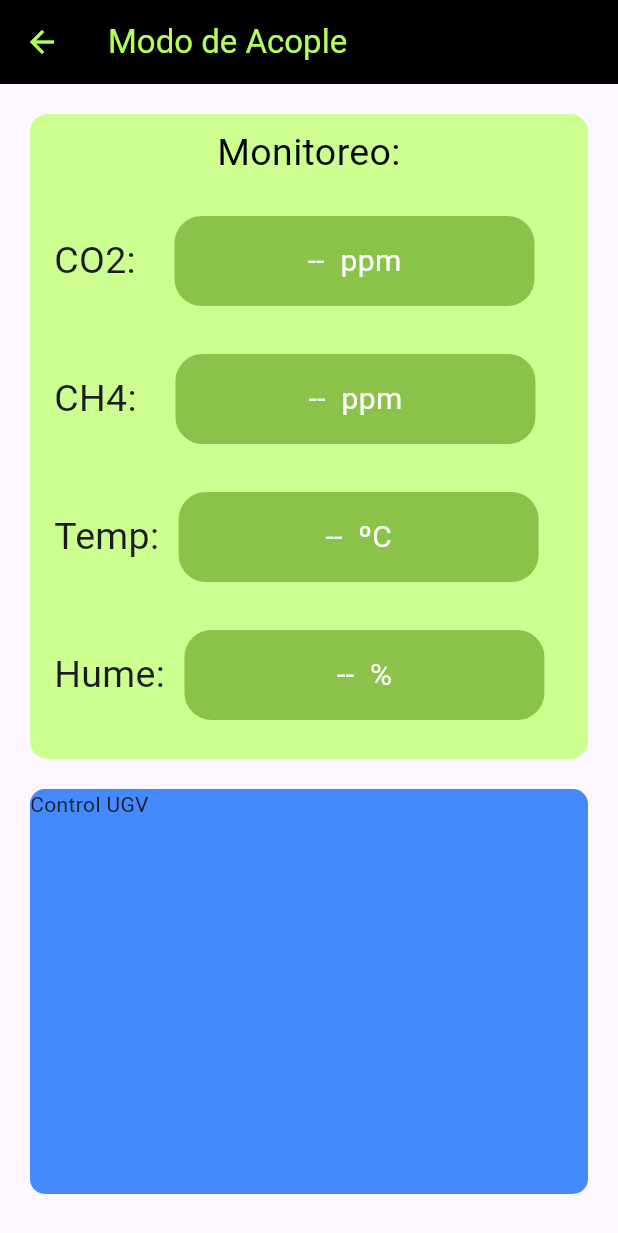
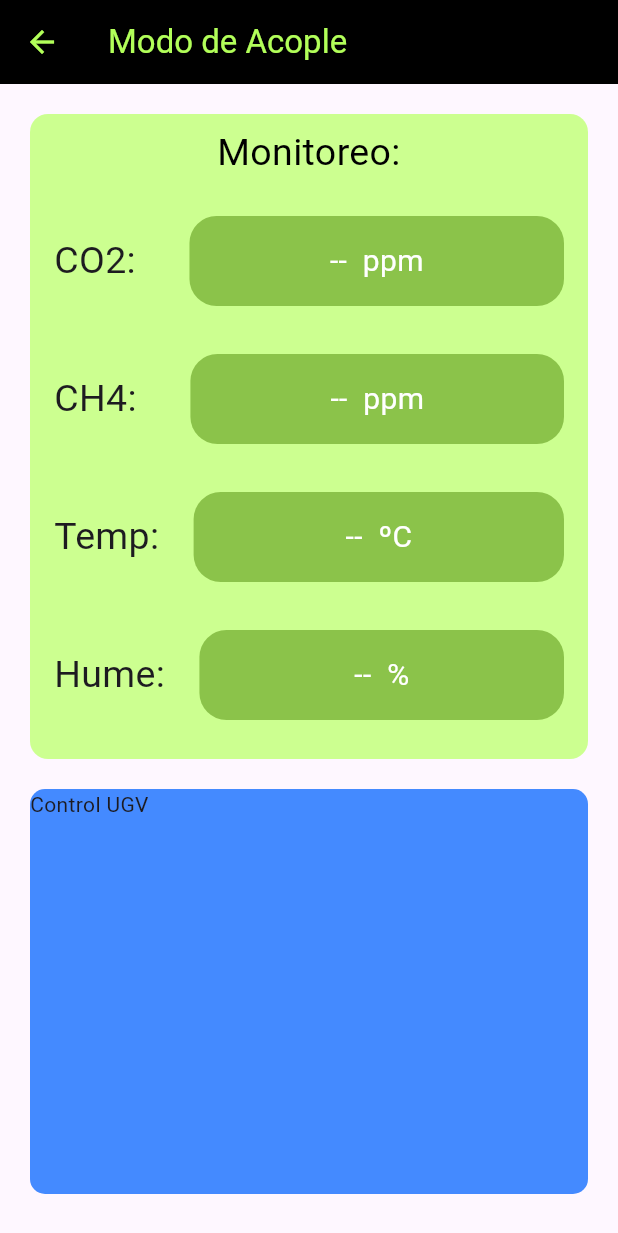
Before and after one commit to moises664/Tanari-App, a Flutter app: the ModoAcople screen opened directly, on a phone screen of 412 x 824 dp. Shown: the top 1233 px of the screen. Run offline on Flutter 3.47's test engine with Material 3 defaults, Android fonts, the light colour scheme and no system bars; our stand-ins replace device_info_plus, flutter_blue_plus, font_awesome_flutter, get, permission_handler.

Commit message:
Nuevos paneles actulizados, de los sub menu.

```diff
--- a/lib/src/screens/menu/modos_operacion/modo_acople.dart
+++ b/lib/src/screens/menu/modos_operacion/modo_acople.dart
@@ -12,7 +12,7 @@ class _ModoAcopleState extends State<ModoAcople> {
   Widget build(BuildContext context) {
     return Scaffold(
       appBar: AppBar(
-        title: Text(
+        title: const Text(
           'Modo de Acople',
         ),
         backgroundColor: Colors.black,
@@ -20,24 +20,25 @@ class _ModoAcopleState extends State<ModoAcople> {
       ),
       body: Column(
         children: [
-          Monitoreo_Panel(),
+          _monitoreoPanel(), // Llamado a la función corregida
           Container(
-            margin: EdgeInsets.only(left: 20, right: 20, bottom: 10),
+            margin: const EdgeInsets.only(left: 20, right: 20, bottom: 10),
             height: 270,
             width: double.infinity,
             decoration: BoxDecoration(
                 borderRadius: BorderRadius.circular(10),
                 color: Colors.blueAccent),
-            child: Text('Control UGV'),
+            child: const Text('Control UGV'),
           )
         ],
       ),
     );
   }
 
-  Container Monitoreo_Panel() {
+  // Corregido el nombre de la función a lowerCamelCase
+  Widget _monitoreoPanel() {
     return Container(
-      margin: EdgeInsets.all(20),
+      margin: const EdgeInsets.all(20),
       height: 430,
       width: double.infinity,
       decoration: BoxDecoration(
@@ -45,8 +46,8 @@ class _ModoAcopleState extends State<ModoAcople> {
           color: Colors.lightGreenAccent.shade100),
       child: Column(
         children: [
-          Padding(
-            padding: const EdgeInsets.all(8.0),
+          const Padding(
+            padding: EdgeInsets.all(8.0),
             child: Text(
               'Monitoreo: ',
               style: TextStyle(
@@ -56,67 +57,45 @@ class _ModoAcopleState extends State<ModoAcople> {
               textAlign: TextAlign.center,
             ),
           ),
-          monitoreo_co2(),
-          monitoreo_ch4(),
-          monitoreo_temperatura(),
-          monitoreo_humendad(),
+          _monitoreoCo2(), // Llamados a las funciones corregidas
+          _monitoreoCh4(),
+          _monitoreoTemperatura(),
+          _monitoreoHumedad(),
         ],
       ),
     );
   }
 
-  Padding monitoreo_co2() {
+  // Corregidos los nombres de las funciones a lowerCamelCase
+  Widget _monitoreoCo2() {
     return Padding(
+      // Eliminado const
       padding: const EdgeInsets.all(16.0),
       child: Row(
         children: [
-          Text(
-            'CO2:    ',
+          const Text(
+            'CO2:    ',
             style: TextStyle(fontSize: 25),
           ),
+          const SizedBox(
+            //Espacio entre el texto y el contenedor
+            width: 10,
+          ),
+          Expanded(
+            child: //Usar Expanded para que el contenedor tome el ancho restante
                 Container(
               height: 60,
-            width: 240,
               decoration: BoxDecoration(
                   borderRadius: BorderRadius.circular(18),
                   color: Colors.lightGreen),
-            child: Padding(
-              padding: const EdgeInsets.all(8.0),
+              child: const Padding(
+                //Eliminado const
+                padding: EdgeInsets.all(8.0),
                 child: Center(
                   child: Text(
-                  '--  ppm',
+                    '--  ppm',
                     style: TextStyle(fontSize: 20, color: Colors.white),
                   ),
-              ),
-            ),
-          )
-        ],
-      ),
-    );
-  }
-}
-
-Padding monitoreo_ch4() {
-  return Padding(
-    padding: const EdgeInsets.all(16.0),
-    child: Row(
-      children: [
-        Text(
-          'CH4:    ',
-          style: TextStyle(fontSize: 25),
-        ),
-        Container(
-          height: 60,
-          width: 240,
-          decoration: BoxDecoration(
-              borderRadius: BorderRadius.circular(18),
-              color: Colors.lightGreen),
-          child: Padding(
-            padding: const EdgeInsets.all(8.0),
-            child: Center(
-              child: Text(
-                '--  ppm',
-                style: TextStyle(fontSize: 20, color: Colors.white),
                 ),
               ),
             ),
@@ -126,27 +105,34 @@ Padding monitoreo_ch4() {
     );
   }
 
-Padding monitoreo_temperatura() {
+  Widget _monitoreoCh4() {
     return Padding(
+      // Eliminado const
       padding: const EdgeInsets.all(16.0),
       child: Row(
         children: [
-        Text(
-          'Temp:  ',
+          const Text(
+            'CH4:    ',
             style: TextStyle(fontSize: 25),
           ),
-        Container(
+          const SizedBox(
+            //Espacio entre el texto y el contenedor
+            width: 10,
+          ),
+          Expanded(
+            child: Container(
               height: 60,
-          width: 240,
               decoration: BoxDecoration(
                   borderRadius: BorderRadius.circular(18),
                   color: Colors.lightGreen),
-          child: Padding(
-            padding: const EdgeInsets.all(8.0),
+              child: const Padding(
+                //Eliminado const
+                padding: EdgeInsets.all(8.0),
                 child: Center(
                   child: Text(
-                '--  ºC',
+                    '--  ppm',
                     style: TextStyle(fontSize: 20, color: Colors.white),
+                  ),
                 ),
               ),
             ),
@@ -156,27 +142,35 @@ Padding monitoreo_temperatura() {
     );
   }
 
-Padding monitoreo_humendad() {
+  Widget _monitoreoTemperatura() {
     return Padding(
+      // Eliminado const
       padding: const EdgeInsets.all(16.0),
       child: Row(
         children: [
-        Text(
-          'Hume:  ',
+          const Text(
+            'Temp:  ',
             style: TextStyle(fontSize: 25),
           ),
-        Container(
+          const SizedBox(
+            //Espacio entre el texto y el contenedor
+            width: 10,
+          ),
+          Expanded(
+            child: Container(
               height: 60,
               width: 240,
               decoration: BoxDecoration(
                   borderRadius: BorderRadius.circular(18),
                   color: Colors.lightGreen),
-          child: Padding(
-            padding: const EdgeInsets.all(8.0),
+              child: const Padding(
+                //Eliminado const
+                padding: EdgeInsets.all(8.0),
                 child: Center(
                   child: Text(
-                '--  %',
+                    '--  ºC',
                     style: TextStyle(fontSize: 20, color: Colors.white),
+                  ),
                 ),
               ),
             ),
@@ -185,3 +179,41 @@ Padding monitoreo_humendad() {
       ),
     );
   }
+
+  Widget _monitoreoHumedad() {
+    return Padding(
+      // Eliminado const
+      padding: const EdgeInsets.all(16.0),
+      child: Row(
+        children: [
+          const Text(
+            'Hume:  ',
+            style: TextStyle(fontSize: 25),
+          ),
+          const SizedBox(
+            //Espacio entre el texto y el contenedor
+            width: 10,
+          ),
+          Expanded(
+              child: Container(
+            height: 60,
+            width: 240,
+            decoration: BoxDecoration(
+                borderRadius: BorderRadius.circular(18),
+                color: Colors.lightGreen),
+            child: const Padding(
+              //Eliminado const
+              padding: EdgeInsets.all(8.0),
+              child: Center(
+                child: Text(
+                  '--  %',
+                  style: TextStyle(fontSize: 20, color: Colors.white),
+                ),
+              ),
+            ),
+          ))
+        ],
+      ),
+    );
+  }
+}
--- a/pubspec.yaml
+++ b/pubspec.yaml
@@ -16,6 +16,7 @@ dependencies:
   permission_handler: ^12.0.0+1
   get: ^4.7.2
   device_info_plus: ^11.4.0
+  logger: ^2.5.0
 
 
 dev_dependencies:
```
Also changed, not shown: lib/src/controllers/services/permissions_service.dart (+6 -7 lines), lib/src/widgets/connection_panel.dart (+20 -13 lines), lib/src/widgets/device_tile.dart (+56 -15 lines). Lines whose indentation alone changed are shown as unchanged.
